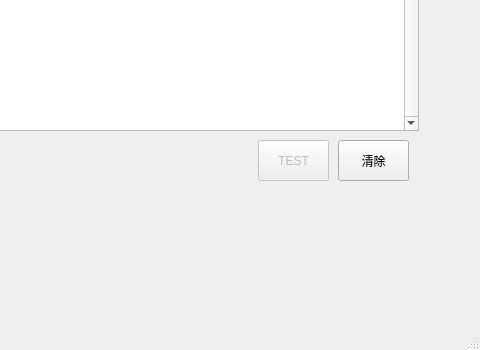
This is cebs/form_qt/cebsMainForm.ui in Baxianxiahai/med as Qt 5 draws it before an edit; both pictures show x 722 to 1202 and y 333 to 683 of the 1202 by 683 pixel window. The edited form follows.
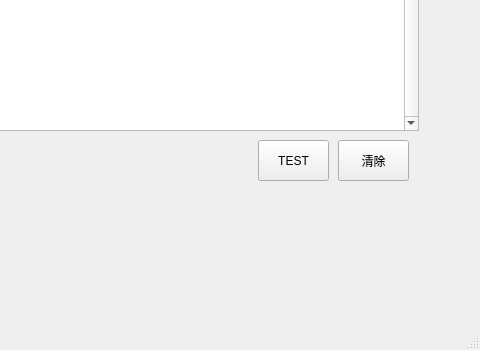
This is the edited form.

```diff
--- a/cebs/form_qt/cebsMainForm.ui
+++ b/cebs/form_qt/cebsMainForm.ui
@@ -112,7 +112,7 @@
    </widget>
    <widget class="QPushButton" name="pushButton_runpg_test">
     <property name="enabled">
-     <bool>false</bool>
+     <bool>true</bool>
     </property>
     <property name="geometry">
      <rect>
```
